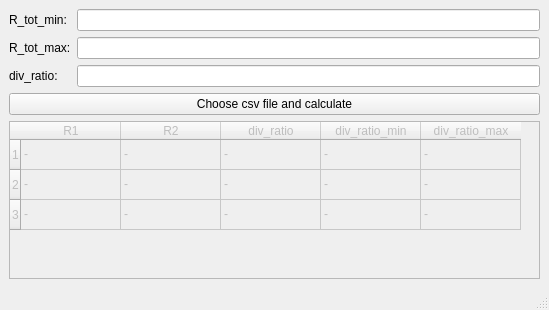
Before: the Qt Designer form resistors_calculator.ui in 997volt/resistors_calculator, drawn with Qt 5.
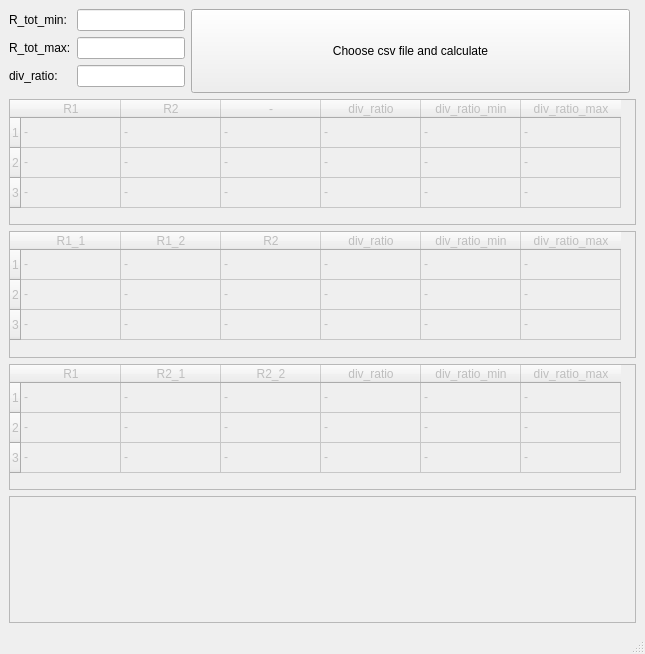
After: the same form once the commit is applied.

Commit message:
add option for two resistors in series
code is suboptimal, need tuning for better performance

What changed in the file:
```diff
--- a/resistors_calculator.ui
+++ b/resistors_calculator.ui
@@ -6,41 +6,500 @@
    <rect>
     <x>0</x>
     <y>0</y>
-    <width>549</width>
-    <height>310</height>
+    <width>645</width>
+    <height>654</height>
    </rect>
   </property>
+  <property name="sizePolicy">
+   <sizepolicy hsizetype="Preferred" vsizetype="Preferred">
+    <horstretch>0</horstretch>
+    <verstretch>2</verstretch>
+   </sizepolicy>
+  </property>
   <property name="windowTitle">
    <string>Resistors_Calculator</string>
   </property>
   <widget class="QWidget" name="centralwidget">
    <layout class="QGridLayout" name="gridLayout">
     <item row="1" column="1">
-     <widget class="QLineEdit" name="r_tot_max_lineEdit"/>
+     <widget class="QLineEdit" name="r_tot_max_lineEdit">
+      <property name="sizePolicy">
+       <sizepolicy hsizetype="Fixed" vsizetype="Fixed">
+        <horstretch>0</horstretch>
+        <verstretch>0</verstretch>
+       </sizepolicy>
+      </property>
+     </widget>
     </item>
-    <item row="2" column="0">
-     <widget class="QLabel" name="divider_label">
-      <property name="text">
-       <string>div_ratio:</string>
+    <item row="8" column="0" colspan="4">
+     <widget class="QTextBrowser" name="events_textBrowser">
+      <property name="enabled">
+       <bool>false</bool>
       </property>
      </widget>
     </item>
     <item row="2" column="1">
      <widget class="QLineEdit" name="divider_lineEdit">
+      <property name="sizePolicy">
+       <sizepolicy hsizetype="Fixed" vsizetype="Fixed">
+        <horstretch>0</horstretch>
+        <verstretch>0</verstretch>
+       </sizepolicy>
+      </property>
       <property name="text">
        <string/>
       </property>
      </widget>
     </item>
-    <item row="3" column="0" colspan="2">
-     <widget class="QPushButton" name="calculate_pushButton">
+    <item row="7" column="0" colspan="4">
+     <widget class="QTableWidget" name="resistors_co2_tableWidget">
+      <property name="enabled">
+       <bool>false</bool>
+      </property>
+      <row>
+       <property name="text">
+        <string>1</string>
+       </property>
+      </row>
+      <row>
+       <property name="text">
+        <string>2</string>
+       </property>
+      </row>
+      <row>
+       <property name="text">
+        <string>3</string>
+       </property>
+      </row>
+      <column>
+       <property name="text">
+        <string>R1</string>
+       </property>
+      </column>
+      <column>
+       <property name="text">
+        <string>R2_1</string>
+       </property>
+      </column>
+      <column>
+       <property name="text">
+        <string>R2_2</string>
+       </property>
+      </column>
+      <column>
+       <property name="text">
+        <string>div_ratio</string>
+       </property>
+      </column>
+      <column>
+       <property name="text">
+        <string>div_ratio_min</string>
+       </property>
+      </column>
+      <column>
+       <property name="text">
+        <string>div_ratio_max</string>
+       </property>
+      </column>
+      <item row="0" column="0">
+       <property name="text">
+        <string>-</string>
+       </property>
+      </item>
+      <item row="0" column="1">
+       <property name="text">
+        <string>-</string>
+       </property>
+      </item>
+      <item row="0" column="2">
+       <property name="text">
+        <string>-</string>
+       </property>
+      </item>
+      <item row="0" column="3">
+       <property name="text">
+        <string>-</string>
+       </property>
+      </item>
+      <item row="0" column="4">
+       <property name="text">
+        <string>-</string>
+       </property>
+      </item>
+      <item row="0" column="5">
+       <property name="text">
+        <string>-</string>
+       </property>
+      </item>
+      <item row="1" column="0">
+       <property name="text">
+        <string>-</string>
+       </property>
+      </item>
+      <item row="1" column="1">
+       <property name="text">
+        <string>-</string>
+       </property>
+      </item>
+      <item row="1" column="2">
+       <property name="text">
+        <string>-</string>
+       </property>
+      </item>
+      <item row="1" column="3">
+       <property name="text">
+        <string>-</string>
+       </property>
+      </item>
+      <item row="1" column="4">
+       <property name="text">
+        <string>-</string>
+       </property>
+      </item>
+      <item row="1" column="5">
+       <property name="text">
+        <string>-</string>
+       </property>
+      </item>
+      <item row="2" column="0">
+       <property name="text">
+        <string>-</string>
+       </property>
+      </item>
+      <item row="2" column="1">
+       <property name="text">
+        <string>-</string>
+       </property>
+      </item>
+      <item row="2" column="2">
+       <property name="text">
+        <string>-</string>
+       </property>
+      </item>
+      <item row="2" column="3">
+       <property name="text">
+        <string>-</string>
+       </property>
+      </item>
+      <item row="2" column="4">
+       <property name="text">
+        <string>-</string>
+       </property>
+      </item>
+      <item row="2" column="5">
+       <property name="text">
+        <string>-</string>
+       </property>
+      </item>
+     </widget>
+    </item>
+    <item row="4" column="0" colspan="4">
+     <widget class="QTableWidget" name="resistors_tableWidget">
+      <property name="enabled">
+       <bool>false</bool>
+      </property>
+      <row>
+       <property name="text">
+        <string>1</string>
+       </property>
+      </row>
+      <row>
+       <property name="text">
+        <string>2</string>
+       </property>
+      </row>
+      <row>
+       <property name="text">
+        <string>3</string>
+       </property>
+      </row>
+      <column>
+       <property name="text">
+        <string>R1</string>
+       </property>
+      </column>
+      <column>
+       <property name="text">
+        <string>R2</string>
+       </property>
+      </column>
+      <column>
+       <property name="text">
+        <string>-</string>
+       </property>
+      </column>
+      <column>
+       <property name="text">
+        <string>div_ratio</string>
+       </property>
+      </column>
+      <column>
+       <property name="text">
+        <string>div_ratio_min</string>
+       </property>
+      </column>
+      <column>
+       <property name="text">
+        <string>div_ratio_max</string>
+       </property>
+      </column>
+      <item row="0" column="0">
+       <property name="text">
+        <string>-</string>
+       </property>
+      </item>
+      <item row="0" column="1">
+       <property name="text">
+        <string>-</string>
+       </property>
+      </item>
+      <item row="0" column="2">
+       <property name="text">
+        <string>-</string>
+       </property>
+      </item>
+      <item row="0" column="3">
+       <property name="text">
+        <string>-</string>
+       </property>
+      </item>
+      <item row="0" column="4">
+       <property name="text">
+        <string>-</string>
+       </property>
+      </item>
+      <item row="0" column="5">
+       <property name="text">
+        <string>-</string>
+       </property>
+      </item>
+      <item row="1" column="0">
+       <property name="text">
+        <string>-</string>
+       </property>
+      </item>
+      <item row="1" column="1">
+       <property name="text">
+        <string>-</string>
+       </property>
+      </item>
+      <item row="1" column="2">
+       <property name="text">
+        <string>-</string>
+       </property>
+      </item>
+      <item row="1" column="3">
+       <property name="text">
+        <string>-</string>
+       </property>
+      </item>
+      <item row="1" column="4">
+       <property name="text">
+        <string>-</string>
+       </property>
+      </item>
+      <item row="1" column="5">
+       <property name="text">
+        <string>-</string>
+       </property>
+      </item>
+      <item row="2" column="0">
+       <property name="text">
+        <string>-</string>
+       </property>
+      </item>
+      <item row="2" column="1">
+       <property name="text">
+        <string>-</string>
+       </property>
+      </item>
+      <item row="2" column="2">
+       <property name="text">
+        <string>-</string>
+       </property>
+      </item>
+      <item row="2" column="3">
+       <property name="text">
+        <string>-</string>
+       </property>
+      </item>
+      <item row="2" column="4">
+       <property name="text">
+        <string>-</string>
+       </property>
+      </item>
+      <item row="2" column="5">
+       <property name="text">
+        <string>-</string>
+       </property>
+      </item>
+     </widget>
+    </item>
+    <item row="6" column="0" colspan="4">
+     <widget class="QTableWidget" name="resistors_co1_tableWidget">
+      <property name="enabled">
+       <bool>false</bool>
+      </property>
+      <row>
+       <property name="text">
+        <string>1</string>
+       </property>
+      </row>
+      <row>
+       <property name="text">
+        <string>2</string>
+       </property>
+      </row>
+      <row>
+       <property name="text">
+        <string>3</string>
+       </property>
+      </row>
+      <column>
+       <property name="text">
+        <string>R1_1</string>
+       </property>
+      </column>
+      <column>
+       <property name="text">
+        <string>R1_2</string>
+       </property>
+      </column>
+      <column>
+       <property name="text">
+        <string>R2</string>
+       </property>
+      </column>
+      <column>
+       <property name="text">
+        <string>div_ratio</string>
+       </property>
+      </column>
+      <column>
+       <property name="text">
+        <string>div_ratio_min</string>
+       </property>
+      </column>
+      <column>
+       <property name="text">
+        <string>div_ratio_max</string>
+       </property>
+      </column>
+      <item row="0" column="0">
+       <property name="text">
+        <string>-</string>
+       </property>
+      </item>
+      <item row="0" column="1">
+       <property name="text">
+        <string>-</string>
+       </property>
+      </item>
+      <item row="0" column="2">
+       <property name="text">
+        <string>-</string>
+       </property>
+      </item>
+      <item row="0" column="3">
+       <property name="text">
+        <string>-</string>
+       </property>
+      </item>
+      <item row="0" column="4">
+       <property name="text">
+        <string>-</string>
+       </property>
+      </item>
+      <item row="0" column="5">
+       <property name="text">
+        <string>-</string>
+       </property>
+      </item>
+      <item row="1" column="0">
+       <property name="text">
+        <string>-</string>
+       </property>
+      </item>
+      <item row="1" column="1">
+       <property name="text">
+        <string>-</string>
+       </property>
+      </item>
+      <item row="1" column="2">
+       <property name="text">
+        <string>-</string>
+       </property>
+      </item>
+      <item row="1" column="3">
+       <property name="text">
+        <string>-</string>
+       </property>
+      </item>
+      <item row="1" column="4">
+       <property name="text">
+        <string>-</string>
+       </property>
+      </item>
+      <item row="1" column="5">
+       <property name="text">
+        <string>-</string>
+       </property>
+      </item>
+      <item row="2" column="0">
+       <property name="text">
+        <string>-</string>
+       </property>
+      </item>
+      <item row="2" column="1">
+       <property name="text">
+        <string>-</string>
+       </property>
+      </item>
+      <item row="2" column="2">
+       <property name="text">
+        <string>-</string>
+       </property>
+      </item>
+      <item row="2" column="3">
+       <property name="text">
+        <string>-</string>
+       </property>
+      </item>
+      <item row="2" column="4">
+       <property name="text">
+        <string>-</string>
+       </property>
+      </item>
+      <item row="2" column="5">
+       <property name="text">
+        <string>-</string>
+       </property>
+      </item>
+     </widget>
+    </item>
+    <item row="0" column="0">
+     <widget class="QLabel" name="rtotmin_label">
       <property name="text">
-       <string>Choose csv file and calculate</string>
+       <string>R_tot_min:</string>
       </property>
      </widget>
     </item>
     <item row="0" column="1">
-     <widget class="QLineEdit" name="r_tot_min_lineEdit"/>
+     <widget class="QLineEdit" name="r_tot_min_lineEdit">
+      <property name="sizePolicy">
+       <sizepolicy hsizetype="Fixed" vsizetype="Fixed">
+        <horstretch>0</horstretch>
+        <verstretch>0</verstretch>
+       </sizepolicy>
+      </property>
+     </widget>
+    </item>
+    <item row="2" column="0">
+     <widget class="QLabel" name="divider_label">
+      <property name="text">
+       <string>div_ratio:</string>
+      </property>
+     </widget>
     </item>
     <item row="1" column="0">
      <widget class="QLabel" name="rtotmax_label">
@@ -49,135 +508,19 @@
       </property>
      </widget>
     </item>
-    <item row="0" column="0">
-     <widget class="QLabel" name="rtotmin_label">
+    <item row="0" column="2" rowspan="4">
+     <widget class="QPushButton" name="calculate_pushButton">
+      <property name="sizePolicy">
+       <sizepolicy hsizetype="Expanding" vsizetype="Preferred">
+        <horstretch>0</horstretch>
+        <verstretch>2</verstretch>
+       </sizepolicy>
+      </property>
       <property name="text">
-       <string>R_tot_min:</string>
+       <string>Choose csv file and calculate</string>
       </property>
      </widget>
     </item>
-    <item row="4" column="0" colspan="2">
-     <widget class="QTableWidget" name="resistors_tableWidget">
-      <property name="enabled">
-       <bool>false</bool>
-      </property>
-      <row>
-       <property name="text">
-        <string>1</string>
-       </property>
-      </row>
-      <row>
-       <property name="text">
-        <string>2</string>
-       </property>
-      </row>
-      <row>
-       <property name="text">
-        <string>3</string>
-       </property>
-      </row>
-      <column>
-       <property name="text">
-        <string>R1</string>
-       </property>
-      </column>
-      <column>
-       <property name="text">
-        <string>R2</string>
-       </property>
-      </column>
-      <column>
-       <property name="text">
-        <string>div_ratio</string>
-       </property>
-      </column>
-      <column>
-       <property name="text">
-        <string>div_ratio_min</string>
-       </property>
-      </column>
-      <column>
-       <property name="text">
-        <string>div_ratio_max</string>
-       </property>
-      </column>
-      <item row="0" column="0">
-       <property name="text">
-        <string>-</string>
-       </property>
-      </item>
-      <item row="0" column="1">
-       <property name="text">
-        <string>-</string>
-       </property>
-      </item>
-      <item row="0" column="2">
-       <property name="text">
-        <string>-</string>
-       </property>
-      </item>
-      <item row="0" column="3">
-       <property name="text">
-        <string>-</string>
-       </property>
-      </item>
-      <item row="0" column="4">
-       <property name="text">
-        <string>-</string>
-       </property>
-      </item>
-      <item row="1" column="0">
-       <property name="text">
-        <string>-</string>
-       </property>
-      </item>
-      <item row="1" column="1">
-       <property name="text">
-        <string>-</string>
-       </property>
-      </item>
-      <item row="1" column="2">
-       <property name="text">
-        <string>-</string>
-       </property>
-      </item>
-      <item row="1" column="3">
-       <property name="text">
-        <string>-</string>
-       </property>
-      </item>
-      <item row="1" column="4">
-       <property name="text">
-        <string>-</string>
-       </property>
-      </item>
-      <item row="2" column="0">
-       <property name="text">
-        <string>-</string>
-       </property>
-      </item>
-      <item row="2" column="1">
-       <property name="text">
-        <string>-</string>
-       </property>
-      </item>
-      <item row="2" column="2">
-       <property name="text">
-        <string>-</string>
-       </property>
-      </item>
-      <item row="2" column="3">
-       <property name="text">
-        <string>-</string>
-       </property>
-      </item>
-      <item row="2" column="4">
-       <property name="text">
-        <string>-</string>
-       </property>
-      </item>
-     </widget>
-    </item>
    </layout>
   </widget>
   <widget class="QMenuBar" name="menubar">
```
Left out of the diff: 2 changed lines with no effect on the pictures. The commit also changes 5 other files.
